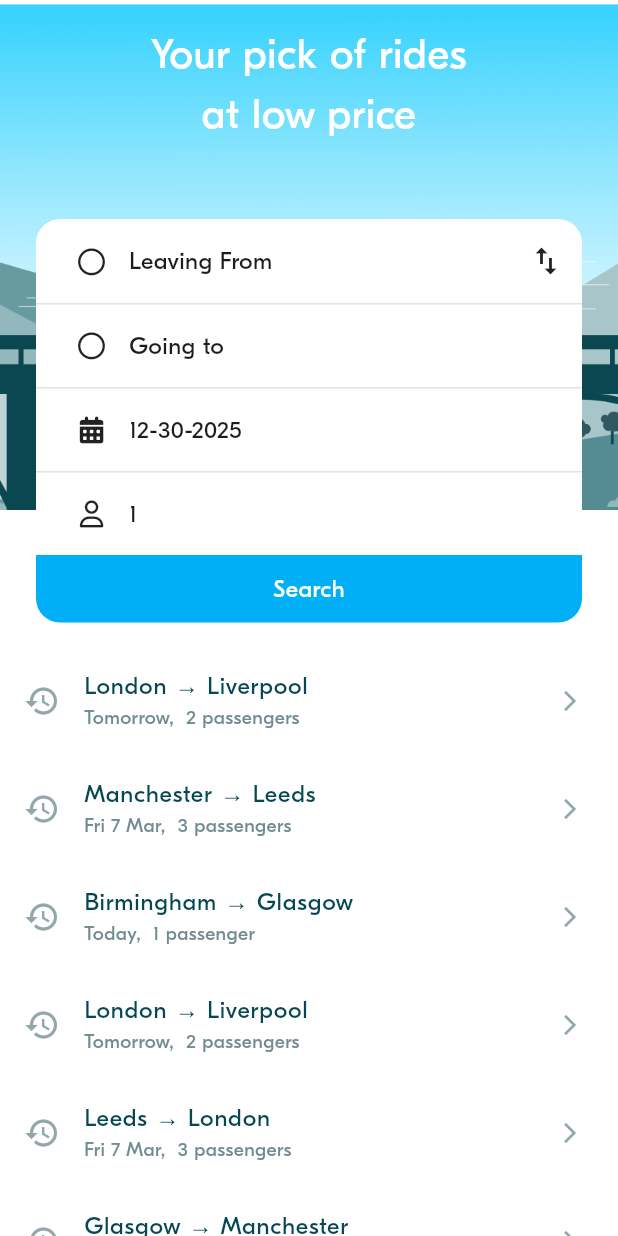
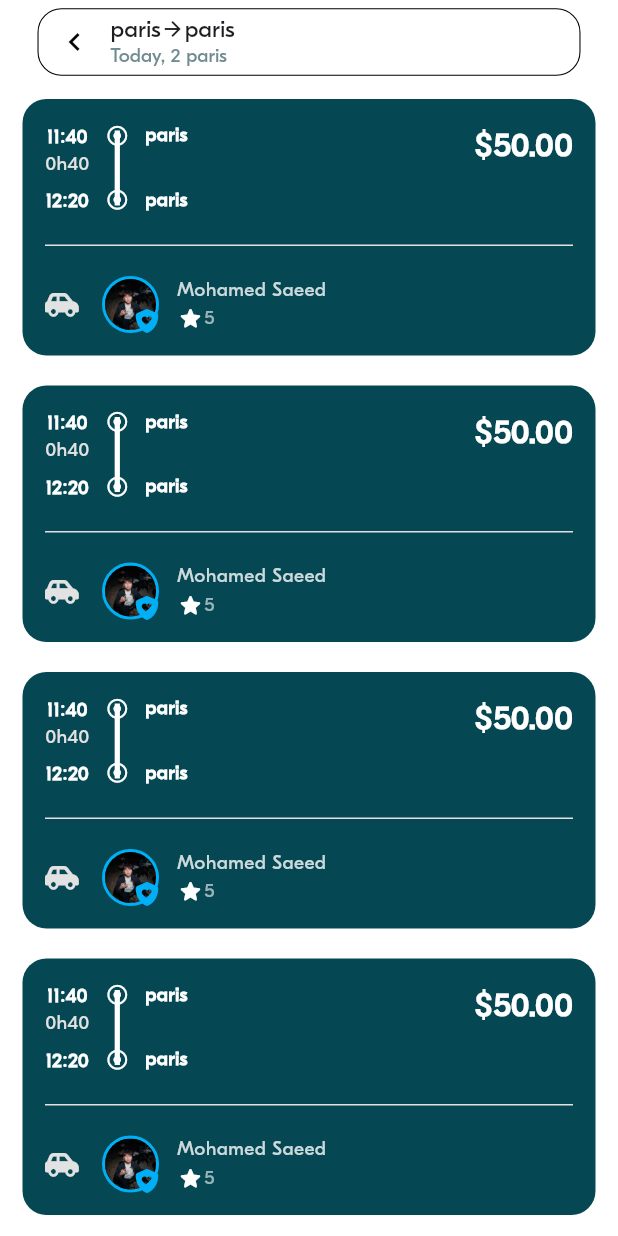
Before and after one commit to mengthong-ly/blablacar, a Flutter app: the screen it shows after launch, after a tap on "Search", on a phone screen of 412 x 824 dp. Run offline on Flutter 3.47's test engine with Material 3 defaults, Android fonts, the phone set to English and light mode, and no system bars; our stand-ins replace font_awesome_flutter; project files that could hold a hidden picture were left out.

```diff
--- /dev/null
+++ b/lib/screens/ride_pref/ride_screen.dart
@@ -0,0 +1,266 @@
+import 'package:flutter/material.dart';
+import 'package:font_awesome_flutter/font_awesome_flutter.dart';
+import 'package:week_3_blabla_project/model/ride/locations.dart';
+import 'package:week_3_blabla_project/model/ride_pref/ride_pref.dart';
+import 'package:week_3_blabla_project/theme/theme.dart';
+import 'package:week_3_blabla_project/utils/date_time_util.dart';
+import 'package:week_3_blabla_project/widgets/display/bla_divider.dart';
+
+class RideScreen extends StatelessWidget {
+  RideScreen({
+    super.key,
+  });
+
+  final RidePref ridePref = RidePref(
+      departure: Location(name: 'paris', country: Country.france),
+      departureDate: DateTime.now(),
+      arrival: Location(name: 'paris', country: Country.france),
+      requestedSeats: 2);
+
+  @override
+  Widget build(BuildContext context) {
+    return Scaffold(
+      appBar: AppBar(
+        surfaceTintColor: Colors.transparent,
+        backgroundColor: Colors.white,
+        elevation: 0,
+        centerTitle: false,
+        leadingWidth: 0,
+        titleSpacing: 25,
+        leading: SizedBox.shrink(),
+        actions: [],
+        title: Container(
+          width: double.infinity,
+          height: 45,
+          decoration: BoxDecoration(
+            border: Border.all(width: 0.7, color: Colors.black),
+            color: Colors.white,
+            borderRadius: BorderRadius.circular(16),
+          ),
+          child: Row(
+            mainAxisAlignment: MainAxisAlignment.start,
+            children: [
+              SizedBox(
+                width: BlaSpacings.s,
+              ),
+              GestureDetector(
+                  onTap: () => Navigator.of(context).pop<RidePref>(),
+                  child: Icon(Icons.navigate_before,
+                      size: 24, color: Colors.black)),
+              SizedBox(
+                width: BlaSpacings.s,
+              ),
+              Column(
+                mainAxisAlignment: MainAxisAlignment.center,
+                crossAxisAlignment: CrossAxisAlignment.start,
+                children: [
+                  Row(
+                    mainAxisAlignment: MainAxisAlignment.start,
+                    children: [
+                      Text(ridePref.departure.name, style: BlaTextStyles.body),
+                      Icon(
+                        Icons.arrow_forward_outlined,
+                        size: 16,
+                      ),
+                      Text(ridePref.arrival.name, style: BlaTextStyles.body),
+                    ],
+                  ),
+                  Text(
+                      '${DateTimeUtils.formatDateTime(ridePref.departureDate)}, ${ridePref.requestedSeats} ${ridePref.departure}',
+                      style: BlaTextStyles.label
+                          .copyWith(color: BlaColors.neutralLight))
+                ],
+              ),
+            ],
+          ),
+        ),
+      ),
+      body: ListView.builder(
+        itemCount: 5,
+        itemBuilder: (context, index) {
+          return Container(
+            margin: EdgeInsets.symmetric(horizontal: 15, vertical: 10),
+            width: MediaQuery.of(context).size.width,
+            decoration: BoxDecoration(
+                borderRadius: BorderRadius.circular(16),
+                color: BlaColors.neutralDark),
+            padding: EdgeInsets.all(15),
+            child: Column(
+              children: [
+                Row(
+                  crossAxisAlignment: CrossAxisAlignment.start,
+                  children: [
+                    Column(
+                      children: [
+                        Text(
+                          '11:40',
+                          style: BlaTextStyles.label.copyWith(
+                              color: Colors.white, fontWeight: FontWeight.w600),
+                        ),
+                        Text(
+                          '0h40',
+                          style: BlaTextStyles.label.copyWith(
+                            color: BlaColors.greyLight,
+                          ),
+                        ),
+                        SizedBox(
+                          height: 5,
+                        ),
+                        Text(
+                          '12:20',
+                          style: BlaTextStyles.label.copyWith(
+                              color: BlaColors.white,
+                              fontWeight: FontWeight.w600),
+                        )
+                      ],
+                    ),
+                    SizedBox(
+                      width: BlaSpacings.s,
+                    ),
+                    Stack(
+                      alignment: Alignment.center,
+                      children: [
+                        Container(
+                          margin: EdgeInsets.only(top: 3),
+                          height: 50,
+                          width: 3.5,
+                          decoration: BoxDecoration(color: Colors.white),
+                        ),
+                        Column(
+                          mainAxisAlignment: MainAxisAlignment.start,
+                          children: [
+                            SizedBox(
+                              height: 3,
+                            ),
+                            Icon(
+                              FontAwesomeIcons.circleDot,
+                              color: Colors.white,
+                              size: 13,
+                            ),
+                            SizedBox(
+                              height: 30,
+                            ),
+                            Icon(
+                              FontAwesomeIcons.circleDot,
+                              color: Colors.white,
+                              size: 13,
+                            )
+                          ],
+                        ),
+                      ],
+                    ),
+                    SizedBox(
+                      width: BlaSpacings.s,
+                    ),
+                    Column(
+                      children: [
+                        Text(
+                          ridePref.arrival.name,
+                          style: BlaTextStyles.label.copyWith(
+                              color: Colors.white, fontWeight: FontWeight.w600),
+                        ),
+                        SizedBox(
+                          height: 24,
+                        ),
+                        Text(
+                          ridePref.departure.name,
+                          style: BlaTextStyles.label.copyWith(
+                              color: Colors.white, fontWeight: FontWeight.w600),
+                        ),
+                      ],
+                    ),
+                    Spacer(),
+                    Text(
+                      '\$50.00',
+                      style: BlaTextStyles.heading.copyWith(
+                          color: BlaColors.white,
+                          fontSize: 22,
+                          fontWeight: FontWeight.w600),
+                    ),
+                  ],
+                ),
+                SizedBox(
+                  height: 20,
+                ),
+                BlaDivider(),
+                SizedBox(
+                  height: 20,
+                ),
+                Row(
+                  children: [
+                    Icon(
+                      FontAwesomeIcons.carSide,
+                      color: BlaColors.greyLight,
+                      size: 18,
+                    ),
+                    SizedBox(
+                      width: 20,
+                    ),
+                    Stack(
+                      children: [
+                        Container(
+                          decoration: BoxDecoration(
+                              shape: BoxShape.circle,
+                              border: Border.all(
+                                color: BlaColors.primary,
+                                width: 2,
+                              )),
+                          child: CircleAvatar(
+                            backgroundColor: Colors.transparent,
+                            radius: 17,
+                            backgroundImage:
+                                AssetImage('assets/images/DSC02704.jpg'),
+                          ),
+                        ),
+                        Positioned(
+                            bottom: 0,
+                            right: 0,
+                            child: Icon(
+                              FontAwesomeIcons.shieldHeart,
+                              color: BlaColors.primary,
+                              size: 16,
+                            )),
+                      ],
+                    ),
+                    SizedBox(
+                      width: BlaSpacings.s,
+                    ),
+                    Column(
+                      crossAxisAlignment: CrossAxisAlignment.start,
+                      mainAxisAlignment: MainAxisAlignment.center,
+                      children: [
+                        Text(
+                          'Mohamed Saeed',
+                          style: BlaTextStyles.label.copyWith(
+                            color: Colors.white.withOpacity(0.8),
+                          ),
+                        ),
+                        Row(
+                          crossAxisAlignment: CrossAxisAlignment.center,
+                          mainAxisAlignment: MainAxisAlignment.start,
+                          children: [
+                            Icon(
+                              Icons.star_rounded,
+                              color: Colors.white,
+                              size: 18,
+                            ),
+                            Text(
+                              '5',
+                              style: BlaTextStyles.label.copyWith(
+                                color: Colors.white.withOpacity(0.6),
+                              ),
+                            ),
+                          ],
+                        ),
+                      ],
+                    )
+                  ],
+                ),
+              ],
+            ),
+          );
+        },
+      ),
+    );
+  }
+}
--- a/lib/screens/ride_pref/widgets/bla_swap_location_button.dart
+++ b/lib/screens/ride_pref/widgets/bla_swap_location_button.dart
@@ -3,12 +3,15 @@ import 'package:flutter/material.dart';
 class BlaSwapLocationButton extends StatelessWidget {
   const BlaSwapLocationButton({
     super.key,
+    required this.callback,
   });
+
+  final void Function() callback;
 
   @override
   Widget build(BuildContext context) {
     return GestureDetector(
-      onTap: () {},
+      onTap: () => callback(),
       child: Icon(Icons.swap_vert),
     );
   }
--- a/lib/screens/ride_pref/widgets/ride_pref_form.dart
+++ b/lib/screens/ride_pref/widgets/ride_pref_form.dart
@@ -1,6 +1,8 @@
 import 'package:flutter/material.dart';
 import 'package:font_awesome_flutter/font_awesome_flutter.dart';
+import 'package:week_3_blabla_project/screens/ride_pref/bla_add_user_screen.dart';
 import 'package:week_3_blabla_project/screens/ride_pref/bla_custom_location_picker.dart';
+import 'package:week_3_blabla_project/screens/ride_pref/ride_screen.dart';
 import 'package:week_3_blabla_project/screens/ride_pref/widgets/bla_swap_location_button.dart';
 import 'package:week_3_blabla_project/utils/animations_util.dart';
 import 'package:week_3_blabla_project/widgets/actions/bla_search_button.dart';
@@ -40,9 +42,6 @@ class _RidePrefFormState extends State<RidePrefForm> {
   // Initialize the Form attributes
   // ----------------------------------
 
-  Location? departureLocation;
-  Location? arrivalLocation;
-
   @override
   void initState() {
     super.initState();
@@ -54,15 +53,42 @@ class _RidePrefFormState extends State<RidePrefForm> {
   // ----------------------------------
   void onSelectLeavingFromLocation() async {
     // showSearch(context: context, delegate: BlaLocationSearchDelegate());
-    departureLocation = await Navigator.of(context).push<Location>(
+    departure = await Navigator.of(context).push<Location>(
         AnimationUtils.createBottomToTopRoute(BlaCustomLocationPicker()));
     setState(() {});
   }
+
   void onSelectGoingToLocation() async {
     // showSearch(context: context, delegate: BlaLocationSearchDelegate());
-    arrivalLocation = await Navigator.of(context).push<Location>(
+    arrival = await Navigator.of(context).push<Location>(
         AnimationUtils.createBottomToTopRoute(BlaCustomLocationPicker()));
     setState(() {});
+  }
+
+  void onSearch() async {
+    // Validate the form and create a RidePref object
+    // AnimationUtils.createBottomToTopRoute(RideScreen());
+    await Navigator.of(context)
+        .push<RidePref>(AnimationUtils.createBottomToTopRoute(RideScreen()));
+    // if (_formKey.currentState!.validate()) {
+    //   RidePref ridePref = RidePref(
+    //     departure: departureLocation!,
+    //     arrival: arrivalLocation!,
+    //     departureDate: departureDate,
+    //     requestedSeats: requestedSeats,
+    //   );
+    //   // await Navigator.of(context).push();
+    // } else {
+
+    // }
+  }
+
+  void onSwitch() {
+    setState(() {
+      var temp = departure;
+      departure = arrival;
+      arrival = temp;
+    });
   }
 
   // ----------------------------------
@@ -85,16 +111,21 @@ class _RidePrefFormState extends State<RidePrefForm> {
               BlaFormInput(
                 iconData: FontAwesomeIcons.circle,
                 label: Location(
-                        name: departureLocation?.name ?? 'Leaving From',
+                        name: departure?.name ?? 'Leaving From',
                         country: Country.france)
                     .name,
                 callback: onSelectLeavingFromLocation,
-                action: BlaSwapLocationButton(),
+                action: BlaSwapLocationButton(
+                  callback: onSwitch,
+                ),
               ),
               BlaDivider(),
               BlaFormInput(
                 iconData: FontAwesomeIcons.circle,
-                label: Location(name: arrivalLocation?.name ?? 'Going to', country: Country.france).name,
+                label: Location(
+                        name: arrival?.name ?? 'Going to',
+                        country: Country.france)
+                    .name,
                 callback: onSelectGoingToLocation,
               ),
               BlaDivider(),
@@ -106,12 +137,15 @@ class _RidePrefFormState extends State<RidePrefForm> {
               BlaDivider(),
               // BlaPassengerSelector(),
               BlaFormInput(
-                iconData: FontAwesomeIcons.user,
-                label: '1',
-                callback: () {},
-              ),
+                  iconData: FontAwesomeIcons.user,
+                  label: '1',
+                  callback: () async {
+                    int count = await BlaAddUserScreen.onNavigateToAddUser(
+                        context: context, minimun: 1, maximun: 8);
+                    print(count);
+                  }),
               BlaSearchButton(
-                ontTap: () {},
+                ontTap: onSearch,
               )
             ],
           ),
```
Also changed, not shown: lib/screens/ride_pref/bla_add_user_screen.dart (added, +178 -0 lines), lib/widgets/actions/bla_button.dart (+46 -10 lines), assets/images/DSC02704.jpg (added).
